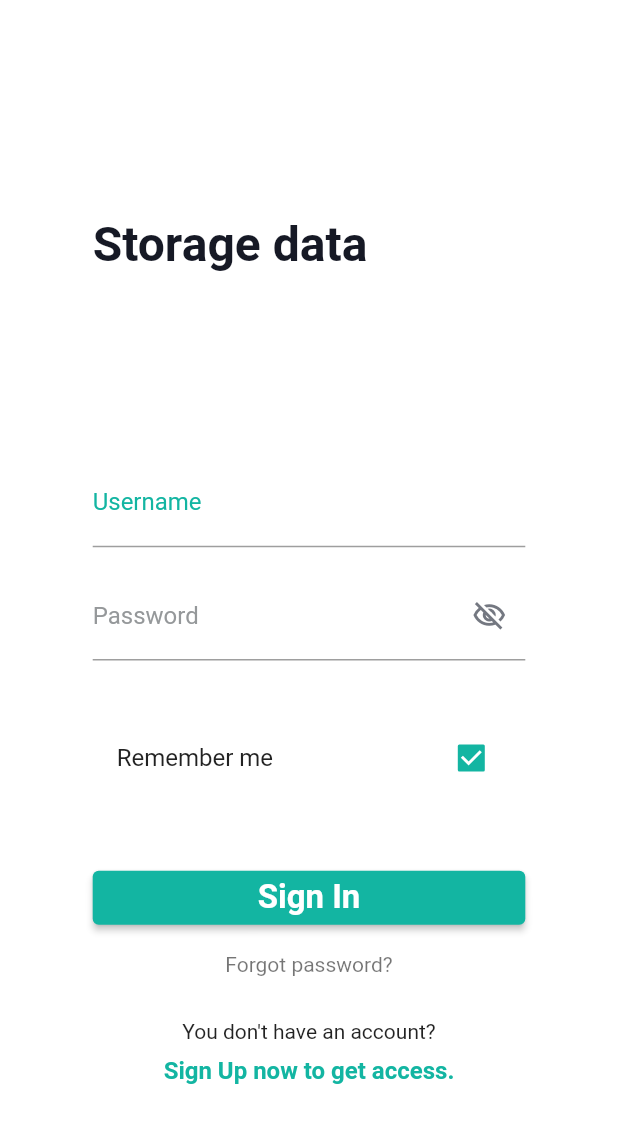
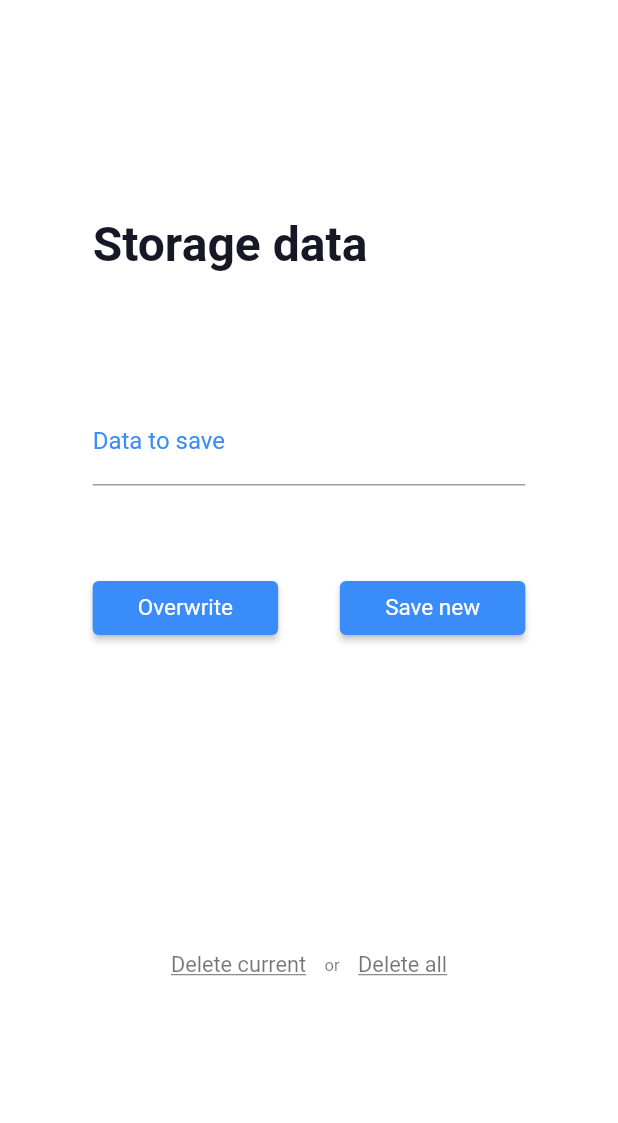
Before and after one commit to jorgeruizUdt/storing_data_flutter, a Flutter app: the screen it shows after launch, on a phone screen of 412 x 824 dp. Shown: the top 1123 px of the screen. Run offline on Flutter 3.47's test engine with Material 2 defaults, Android fonts, the phone set to English and light mode, and no system bars; our stand-ins replace flutter_secure_storage.

```diff
--- a/lib/main.dart
+++ b/lib/main.dart
@@ -1,5 +1,6 @@
 import 'dart:developer';
 
+import 'package:crud_store_data_and_passw/storage_data.dart';
 import 'package:flutter/material.dart';
 import 'package:flutter_secure_storage/flutter_secure_storage.dart';
 
@@ -33,58 +34,19 @@ class MyHomePage extends StatefulWidget {
 }
 
 class _MyHomePageState extends State<MyHomePage> {
-   static const Color primaryColor = Color(0xFF13B5A2);
-
-  final GlobalKey<FormState> _formKey = GlobalKey<FormState>();
-  final GlobalKey<ScaffoldState> _scaffoldKey = GlobalKey<ScaffoldState>();
-
-   // Create storage
-  final _storage = const FlutterSecureStorage();
-
-  final TextEditingController _usernameController =
-      TextEditingController(text: "");
-  final TextEditingController _passwordController =
-      TextEditingController(text: "");
-
-  bool passwordHidden = true;
-  bool _savePassword = true;
-
-  // Read values
-  Future<void> _readFromStorage() async {
-    _usernameController.text = await _storage.read(key: "KEY_USERNAME") ?? '';
-    _passwordController.text = await _storage.read(key: "KEY_PASSWORD") ?? '';
-
-    log(_usernameController.text);
-    log(_passwordController.text);
-  }
-
-  _onFormSubmit() async {
-    if (_formKey.currentState?.validate() ?? false) {
-      if (_savePassword) {
-        // Write values
-        await _storage.write(key: "KEY_USERNAME", value: _usernameController.text);
-        await _storage.write(key: "KEY_PASSWORD", value: _passwordController.text);
-      }
-    }
-  }
-
-  _onForgotPassword() {
-    _readFromStorage();
-  }
-
-  _onSignUp() {}
+  static const Color primaryColor = Color.fromARGB(255, 57, 140, 250);
+  final StorageData storageData = StorageData();
 
   @override
   void initState() {
     super.initState();
-    _readFromStorage();
+    storageData.readFromStorage();
   }
 
   @override
   void dispose() {
     super.dispose();
-    _usernameController.dispose();
-    _passwordController.dispose();
+    storageData.usernameController.dispose();
   }
 
   @override
@@ -93,7 +55,7 @@ class _MyHomePageState extends State<MyHomePage> {
 
     return Scaffold(
       backgroundColor: Colors.white,
-      key: _scaffoldKey,
+      key: storageData.scaffoldKey,
       body: SingleChildScrollView(
         child: Container(
           width: size.width,
@@ -114,20 +76,20 @@ class _MyHomePageState extends State<MyHomePage> {
                     fontSize: 32),
               ),
               SizedBox(
-                height: size.height * .15,
+                height: size.height * .1,
               ),
               Form(
-                key: _formKey,
+                key: storageData.formKey,
                 child: Column(
                   crossAxisAlignment: CrossAxisAlignment.start,
                   children: [
                     TextFormField(
                       decoration: InputDecoration(
-                        labelText: "Username",
+                        labelText: "Data to save",
                         labelStyle: const TextStyle(color: primaryColor),
                         focusedBorder: UnderlineInputBorder(borderRadius: BorderRadius.circular(0), borderSide: const BorderSide(color: primaryColor, width: 2),),
                       ),
-                      controller: _usernameController,
+                      controller: storageData.usernameController,
                       validator: (value) {
                         if (value!.isEmpty) {
                           return 'Required field';
@@ -138,110 +100,101 @@ class _MyHomePageState extends State<MyHomePage> {
                       textCapitalization: TextCapitalization.none,
                       keyboardType: TextInputType.emailAddress,
                     ),
-                    SizedBox(
-                      height: size.height * .02,
-                    ),
-                    TextFormField(
-                      textInputAction: TextInputAction.done,
-                      validator: (value) {
-                        return value!.isEmpty ? "Required field" : null;
-                      },
-                      decoration: InputDecoration(
-                        labelText: "Password",
-                        labelStyle: const TextStyle(color: Color(0xFF95989A)),
-                        focusedBorder: UnderlineInputBorder(borderRadius: BorderRadius.circular(0), borderSide: const BorderSide(color: primaryColor, width: 2),),
-                        suffixIcon: InkWell(
-                          onTap: () {
-                            setState(() {
-                              passwordHidden = !passwordHidden;
-                            });
-                          },
-                          child: Icon(
-                            passwordHidden
-                                ? Icons.visibility_off_outlined
-                                : Icons.visibility_outlined,
-                            color: const Color(0xff747881),
-                            size: 23,
+                  ],
                 ),
               ),
+              SizedBox(
+                height: size.height * .07,
               ),
-                      controller: _passwordController,
-                      obscureText: passwordHidden,
-                      enableSuggestions: false,
-                      toolbarOptions: const ToolbarOptions(
-                        copy: false,
-                        paste: false,
-                        cut: false,
-                        selectAll: false,
-                        //by default all are disabled 'false'
+              Container(
+                alignment: Alignment.center,
+                child: Column(
+                  mainAxisAlignment:
+                  MainAxisAlignment.center,
+                  children: [
+                    Row(
+                      mainAxisAlignment: MainAxisAlignment.start,
+                      children: [
+                        SizedBox(
+                          width: size.width * .3,
+                          child: ElevatedButton(
+                            onPressed: storageData.overWriteLast,
+                            style: ElevatedButton.styleFrom(
+                              backgroundColor: primaryColor,
+                              textStyle: const TextStyle(fontSize: 15)
                             ),
+                            child: const Text("Overwrite"),
+                          ),
+                        ),
+                        SizedBox(
+                          width: size.width * .1,
+                        ),
+                        SizedBox(
+                          width: size.width * .3,
+                          child: ElevatedButton(
+                            onPressed: storageData.saveNew,
+                            style: ElevatedButton.styleFrom(
+                              backgroundColor: primaryColor,
+                              textStyle: const TextStyle(fontSize: 15)
+                            ),
+                            child: const Text("Save new"),
+                          ),
+                        ),
+                      ],
+                    ),
+                    SizedBox(
+                      height: size.height * .1,
                     ),
                   ],
                 ),
               ),
               SizedBox(
-                height: size.height * .045,
+                height: size.height * .15,
               ),
-              CheckboxListTile(
-                value: _savePassword,
-                onChanged: (bool? newValue) {
-                  setState(() {
-                    _savePassword = newValue!;
-                  });
-                },
-                title: const Text("Remember me"),
-                activeColor: primaryColor,
-              ),
-              SizedBox(
-                height: size.height * .05,
-              ),
-              SizedBox(
-                width: size.width,
-                child: ElevatedButton(
-                  onPressed: _onFormSubmit,
-                  child: const Text("Sign In"),
-                  style: ElevatedButton.styleFrom(
-                    primary: primaryColor,
-                    textStyle: const TextStyle(fontSize: 22, fontWeight: FontWeight.bold)
-                  ),
-                ),
-              ),
-              SizedBox(
-                height: size.height * .015,
-              ),
+              Row(mainAxisAlignment:
+                MainAxisAlignment.center,
+                children: [
                   Center(
                     child: InkWell(
-                  onTap: _onForgotPassword,
+                      onTap: storageData.deleteLast,
                       child: const Text(
-                    "Forgot password?",
-                    style: TextStyle(color: Colors.black54, fontSize: 14),
+                        "Delete current",
+                        style: TextStyle(
+                          color: Colors.black54,
+                          decoration: TextDecoration.underline,
+                          fontSize: 14.5
+                        ),
                         textAlign: TextAlign.center,
                       ),
                     ),
                   ),
                   SizedBox(
-                height: size.height * .035,
+                      width: size.width * .03,
                   ),
-              const Center(
-                child: Text(
-                  "You don't have an account?",
-                  style: TextStyle(fontSize: 14, ),
-                  textAlign: TextAlign.center,
-                ),
+                  const Text(
+                    "or",
+                    style: TextStyle(color: Colors.black54, fontSize: 11),
+                    textAlign: TextAlign.center
                   ),
                   SizedBox(
-                height: size.height * .01,
+                      width: size.width * .03,
                   ),
                   Center(
                     child: InkWell(
-                  onTap: _onSignUp,
+                      onTap: storageData.deleteAll,
                       child: const Text(
-                    "Sign Up now to get access.",
-                    style: TextStyle( color: primaryColor,fontSize: 16, fontWeight: FontWeight.bold),
+                        "Delete all",
+                        style: TextStyle(
+                          color: Colors.black54,
+                          decoration: TextDecoration.underline,
+                          fontSize: 14.5
+                          ),
                         textAlign: TextAlign.center,
                       ),
                     ),
                   ),
+                ],
+              )
             ],
           ),
         ),
--- /dev/null
+++ b/lib/storage_data.dart
@@ -0,0 +1,64 @@
+import 'dart:developer';
+
+import 'package:flutter/material.dart';
+import 'package:flutter_secure_storage/flutter_secure_storage.dart';
+
+class StorageData {
+  String firstKey = "FIRST";
+  String lastKey = "";
+
+  final GlobalKey formKey = GlobalKey();
+  final GlobalKey scaffoldKey = GlobalKey();
+
+  final _storage = const FlutterSecureStorage();
+
+  final TextEditingController usernameController = TextEditingController(text: "");
+
+  Future<String> readFromStorage() async {
+    usernameController.text = (await _storage.read(key: firstKey)) ?? '';
+    log(usernameController.text);
+    return usernameController.text;
+  }
+
+  Future<String> readFromStorageSec() async {
+    String last = (await _storage.read(key: lastKey)) ?? '';
+    log(usernameController.text);
+    return last;
+  }
+
+  Future<void> readAllFromStorage() async {
+    String all = _storage.readAll().toString();
+    log(all);
+  }
+
+  overWriteLast() async {
+    String data = usernameController.text;
+    await _storage.write(key: firstKey, value: data);
+    lastKey = data;
+    await _storage.write(key: lastKey, value: lastKey);
+  }
+
+  saveNew() async {
+    if (((await _storage.read(key: firstKey)) ?? '') == '') {
+      overWriteLast();
+      return;
+    } else {
+      lastKey = usernameController.text;
+      await _storage.write(key: lastKey, value: lastKey);
+    }
+  }
+
+  deleteLast() async {
+    String a = await readFromStorage();
+    String b = await readFromStorageSec();
+    if (a == b) {
+      _storage.delete(key: firstKey);
+    }
+    _storage.delete(key: lastKey);
+  }
+
+  deleteAll() {
+    readAllFromStorage();
+    _storage.deleteAll();
+  }
+}
```
Lines whose indentation alone changed are shown as unchanged.
